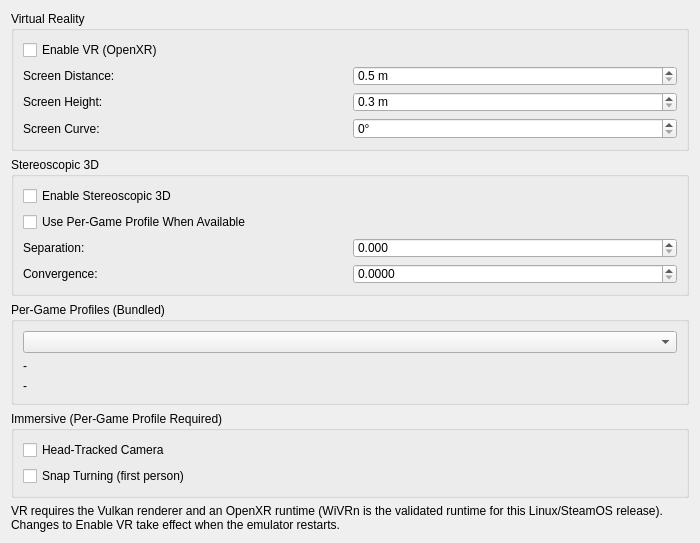
First picture: the form in pcsx2-qt/Settings/VRSettingsWidget.ui, repository beadbeed/PenguinScreen2, before the edit.
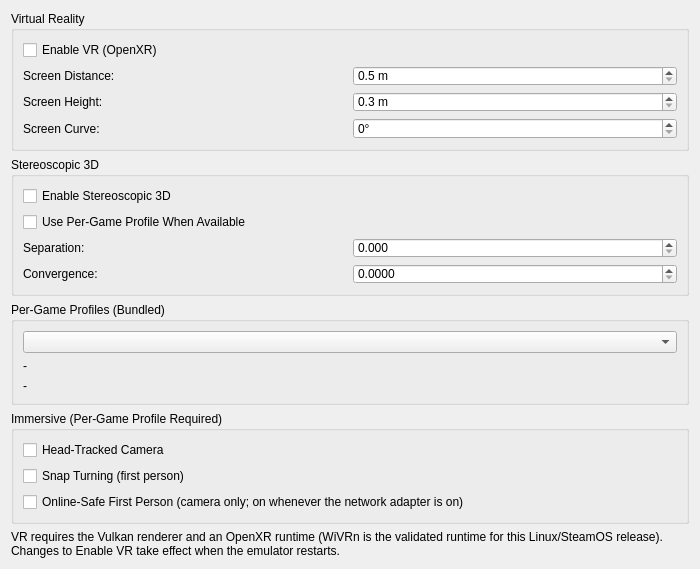
Second picture: the form after the edit.

Commit message: VR first person: review fixes, online-safe mode, never stall on the runtime

```diff
--- a/pcsx2-qt/Settings/VRSettingsWidget.ui
+++ b/pcsx2-qt/Settings/VRSettingsWidget.ui
@@ -247,6 +247,13 @@
         </property>
        </widget>
       </item>
+      <item>
+       <widget class="QCheckBox" name="onlineSafe">
+        <property name="text">
+         <string>Online-Safe First Person (camera only; on whenever the network adapter is on)</string>
+        </property>
+       </widget>
+      </item>
      </layout>
     </widget>
    </item>
```
Left out of the diff: 1 changed line with no effect on the pictures. The commit also changes 13 other files.
